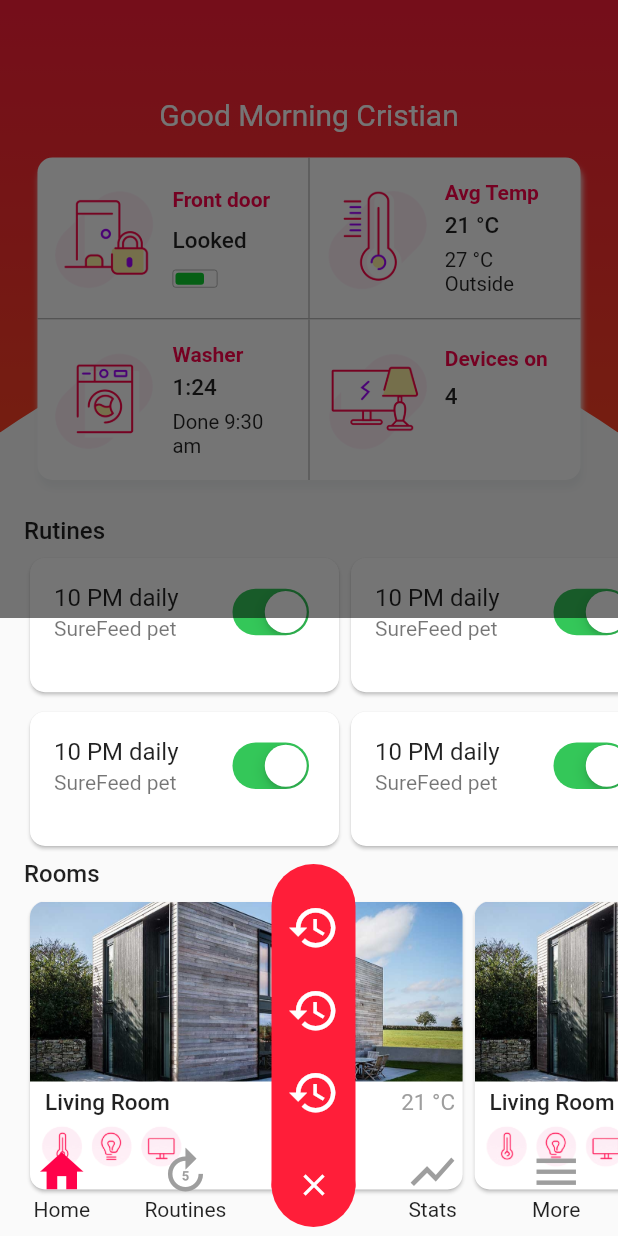
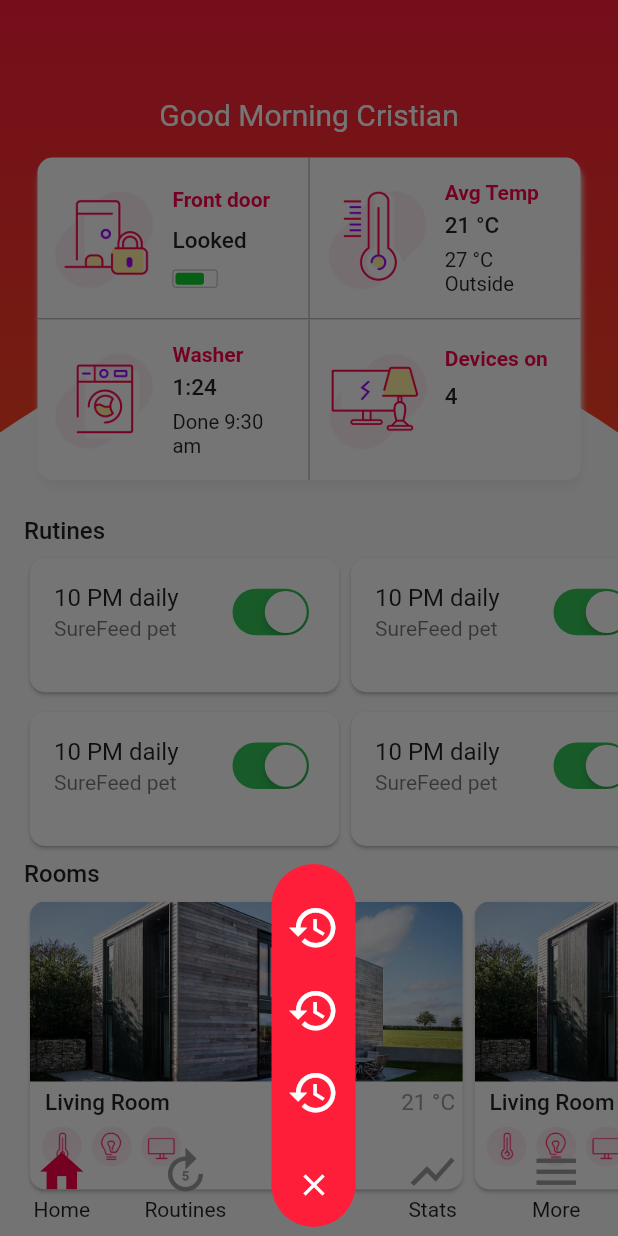
Before and after one commit to cristianfchq/flutter_smart_home_app, a Flutter app: the screen it shows after launch, after a tap on the "add" icon, on a phone screen of 412 x 824 dp. Run offline on Flutter 3.47's test engine with Material 2 defaults, Android fonts, the phone set to English and light mode, and no system bars; project files that could hold a hidden picture were left out.

Commit message:
arreglando un error que salia al presionar el signo mas

```diff
--- a/lib/main.dart
+++ b/lib/main.dart
@@ -283,7 +283,7 @@ class _SmartHomeState extends State<SmartHome>
                 },
                 child: Container(
                   width: _heightAnimation.value > 5 ? media.width : 0,
-                  height: _heightAnimation.value > 5 ? media.width : 0,
+                  height: _heightAnimation.value > 5 ? media.height : 0,
                   color: Colors.black54,
                 ),
               ),
```
